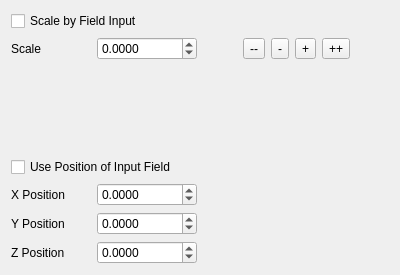
Above: src/Interface/Modules/Visualization/ShowOrientationAxes.ui from SCIInstitute/SCIRun before the change. Below: the same form after it.
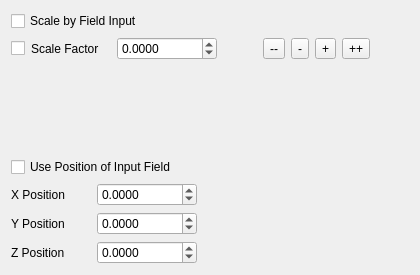
That is the form after the change.

What changed in the file:
```diff
--- a/src/Interface/Modules/Visualization/ShowOrientationAxes.ui
+++ b/src/Interface/Modules/Visualization/ShowOrientationAxes.ui
@@ -6,13 +6,13 @@
    <rect>
     <x>0</x>
     <y>0</y>
-    <width>400</width>
+    <width>420</width>
     <height>275</height>
    </rect>
   </property>
   <property name="minimumSize">
    <size>
-    <width>400</width>
+    <width>420</width>
     <height>250</height>
    </size>
   </property>
@@ -41,6 +41,13 @@
    </item>
    <item>
     <layout class="QHBoxLayout" name="horizontalLayout_4">
+     <item>
+      <widget class="QCheckBox" name="scaleFactorCheckBox_">
+       <property name="text">
+        <string/>
+       </property>
+      </widget>
+     </item>
      <item>
       <widget class="QLabel" name="scaleLabel_">
        <property name="minimumSize">
@@ -50,7 +57,7 @@
         </size>
        </property>
        <property name="text">
-        <string>Scale</string>
+        <string>Scale Factor</string>
        </property>
       </widget>
      </item>
```
Left out of the diff: 51 changed lines with no effect on the pictures.
